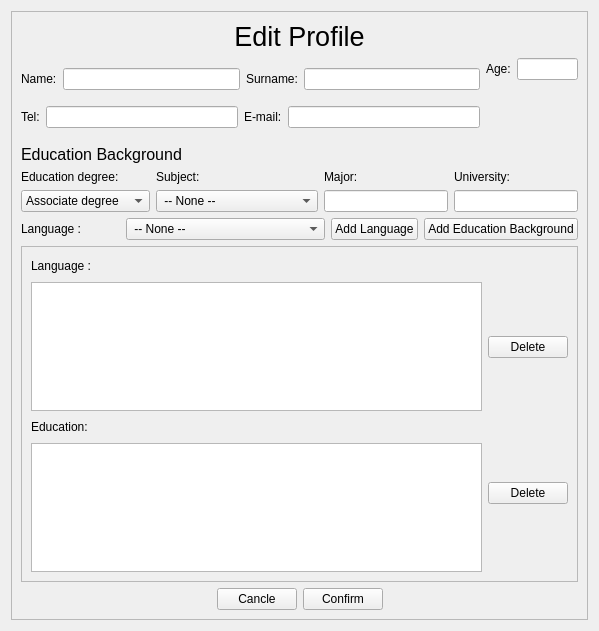
This is ui_form/Edit_Create_User_Profile.ui in Sirawap/PathFinder-Project as Qt 5 draws it before an edit. The edited form follows.
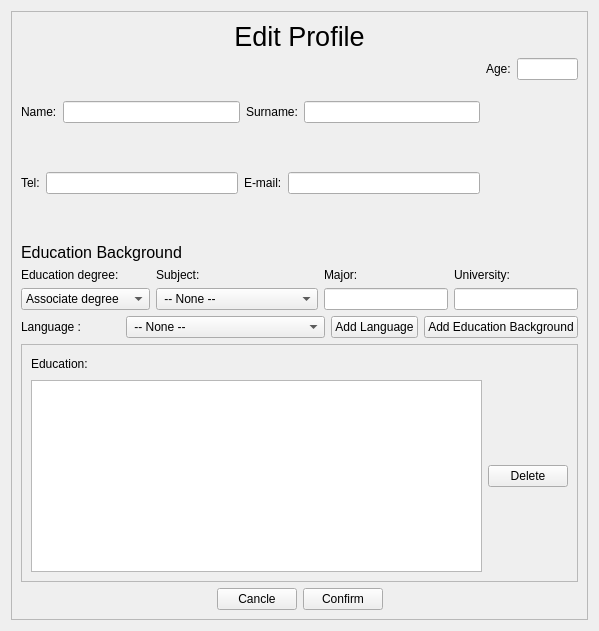
This is the edited form. Icons and pictures are not drawn.

```diff
--- a/ui_form/Edit_Create_User_Profile.ui
+++ b/ui_form/Edit_Create_User_Profile.ui
@@ -34,8 +34,8 @@
        <rect>
         <x>0</x>
         <y>0</y>
-        <width>579</width>
-        <height>611</height>
+        <width>575</width>
+        <height>607</height>
        </rect>
       </property>
       <layout class="QVBoxLayout" name="verticalLayout_10">
@@ -412,78 +412,16 @@
              <rect>
               <x>0</x>
               <y>0</y>
-              <width>557</width>
-              <height>310</height>
+              <width>549</width>
+              <height>298</height>
              </rect>
             </property>
             <layout class="QGridLayout" name="gridLayout">
              <item row="0" column="0">
-              <layout class="QHBoxLayout" name="horizontalLayout">
-               <item>
-                <widget class="QLabel" name="label_22">
-                 <property name="text">
-                  <string>Language :</string>
-                 </property>
-                </widget>
-               </item>
-               <item>
-                <spacer name="horizontalSpacer">
-                 <property name="orientation">
-                  <enum>Qt::Horizontal</enum>
-                 </property>
-                 <property name="sizeHint" stdset="0">
-                  <size>
-                   <width>338</width>
-                   <height>20</height>
-                  </size>
-                 </property>
-                </spacer>
-               </item>
-              </layout>
+              <layout class="QHBoxLayout" name="horizontalLayout"/>
              </item>
              <item row="1" column="0">
-              <layout class="QHBoxLayout" name="horizontalLayout_3">
-               <item>
-                <widget class="QTableWidget" name="tableWidget"/>
-               </item>
-               <item>
-                <layout class="QVBoxLayout" name="verticalLayout_2">
-                 <item>
-                  <spacer name="verticalSpacer">
-                   <property name="orientation">
-                    <enum>Qt::Vertical</enum>
-                   </property>
-                   <property name="sizeHint" stdset="0">
-                    <size>
-                     <width>20</width>
-                     <height>18</height>
-                    </size>
-                   </property>
-                  </spacer>
-                 </item>
-                 <item>
-                  <widget class="QPushButton" name="pushButton_3">
-                   <property name="text">
-                    <string>Delete</string>
-                   </property>
-                  </widget>
-                 </item>
-                 <item>
-                  <spacer name="verticalSpacer_2">
-                   <property name="orientation">
-                    <enum>Qt::Vertical</enum>
-                   </property>
-                   <property name="sizeHint" stdset="0">
-                    <size>
-                     <width>20</width>
-                     <height>28</height>
-                    </size>
-                   </property>
-                  </spacer>
-                 </item>
-                </layout>
-               </item>
-              </layout>
+              <layout class="QHBoxLayout" name="horizontalLayout_3"/>
              </item>
              <item row="2" column="0">
               <layout class="QHBoxLayout" name="horizontalLayout_2">
```
